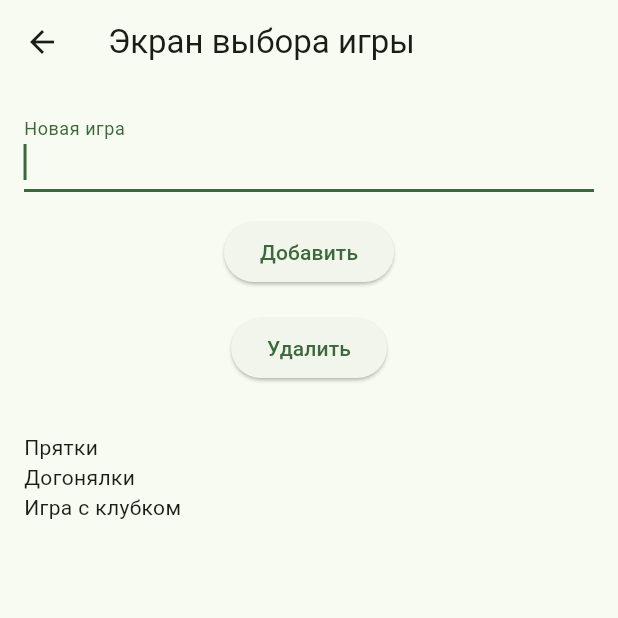
After one commit to Le1NZ/flutter_practics, a Flutter app: the GameScreen screen opened directly, on a phone screen of 412 x 824 dp, the top half of it. The commit adds this screen. Run offline on Flutter 3.47's test engine with Material 3 defaults, Android fonts, the light colour scheme and no system bars.

Commit message:
Add game screen

```diff
--- /dev/null
+++ b/lib/src/feature/game/game_screen.dart
@@ -0,0 +1,94 @@
+import 'package:flutter/material.dart';
+
+class GameScreen extends StatefulWidget {
+  const GameScreen({super.key});
+
+  @override
+  State<StatefulWidget> createState() => _GameScreenState();
+}
+
+class _GameScreenState extends State<GameScreen> {
+  final _textController = TextEditingController();
+  final _items = {"Прятки", "Догонялки", "Игра с клубком"};
+
+  Widget _itemsList() {
+    return Expanded(
+      child: ListView.builder(
+        itemCount: _items.length,
+        itemBuilder: (context, index) {
+          final item = _items.elementAt(index);
+          return _GameItem(
+            item: item,
+            onTap: () {
+              _items.remove(item);
+            },
+          );
+        },
+      ),
+    );
+  }
+
+  @override
+  Widget build(BuildContext context) {
+    return Scaffold(
+      appBar: AppBar(title: Text('Экран выбора игры')),
+      body: Padding(padding: const EdgeInsets.all(16), child: _body()),
+    );
+  }
+
+  Widget _body() {
+    return Column(
+      children: [
+        TextField(
+          controller: _textController,
+          autofocus: true,
+          decoration: const InputDecoration(labelText: 'Новая игра'),
+        ),
+        const SizedBox(height: 16),
+        _addButton(),
+        const SizedBox(height: 16),
+        _removeButton(),
+        const SizedBox(height: 32),
+        _itemsList(),
+      ],
+    );
+  }
+
+  Widget _addButton() {
+    return ElevatedButton(
+      onPressed: () {
+        setState(() {
+          _items.add(_textController.text);
+        });
+      },
+      child: const Text('Добавить'),
+    );
+  }
+
+  Widget _removeButton() {
+    return ElevatedButton(
+      onPressed: () {
+        setState(() {
+          _items.remove(_textController.text);
+        });
+      },
+      child: const Text('Удалить'),
+    );
+  }
+}
+
+class _GameItem extends StatelessWidget {
+  final String item;
+  final GestureTapCallback onTap;
+
+  const _GameItem({required this.item, required this.onTap});
+
+  @override
+  Widget build(BuildContext context) {
+    return GestureDetector(
+      key: ValueKey(item),
+      onTap: onTap,
+      child: Text(item),
+    );
+  }
+}
--- a/lib/src/feature/play/play.dart
+++ /dev/null
@@ -1 +0,0 @@
-export 'src/play_screen.dart';
--- a/lib/src/feature/play/src/play_screen.dart
+++ b/lib/src/feature/play/play_screen.dart
@@ -1,4 +1,6 @@
 import 'package:flutter/material.dart';
+
+import 'package:flutter_project/src/feature/game/game_screen.dart';
 
 class PlayScreen extends StatefulWidget {
   final int initialHappiness;
@@ -34,6 +36,10 @@ class _PlayScreenState extends State<PlayScreen> {
     Navigator.pop(context, _currentHappiness);
   }
 
+  void _onGameListPressed() {
+    Navigator.push(context, MaterialPageRoute(builder: (context) => GameScreen()));
+  }
+
   @override
   Widget build(BuildContext context) {
     return Scaffold(
@@ -55,6 +61,11 @@ class _PlayScreenState extends State<PlayScreen> {
               onPressed: _decreaseHappiness,
               child: const Text('Загрустить (-10)'),
             ),
+            const SizedBox(height: 10),
+            ElevatedButton(
+              onPressed: _onGameListPressed,
+              child: const Text('Виды игр'),
+            ),
             const SizedBox(height: 40),
             ElevatedButton(
               style: ElevatedButton.styleFrom(backgroundColor: Colors.blue),
```
